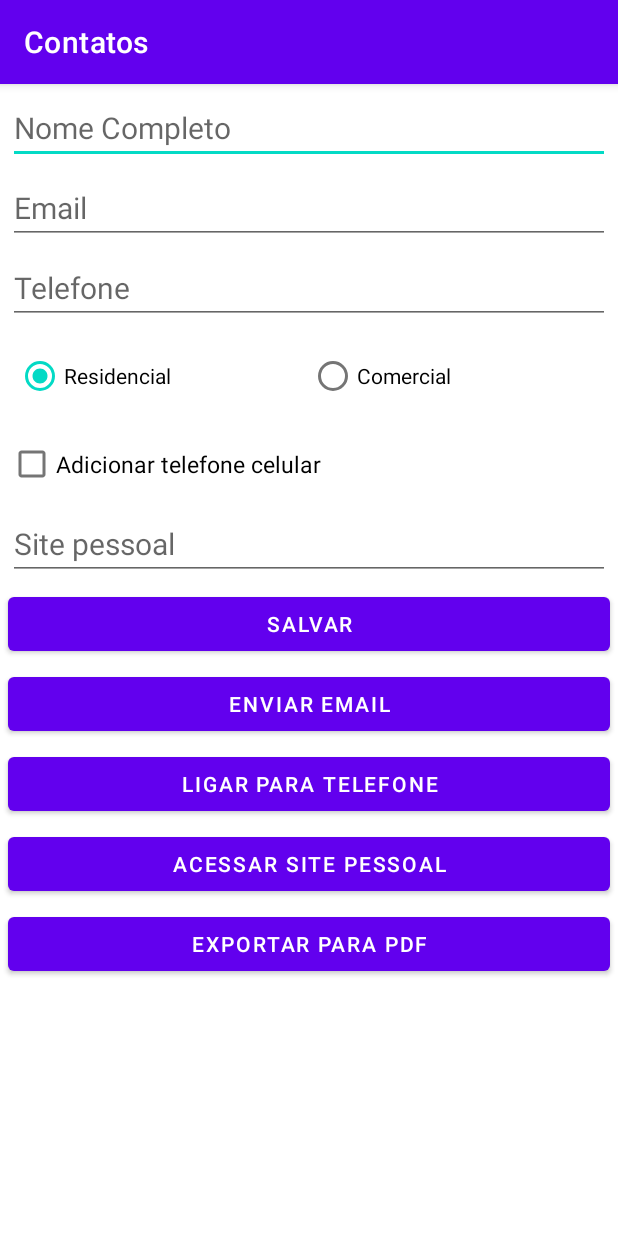
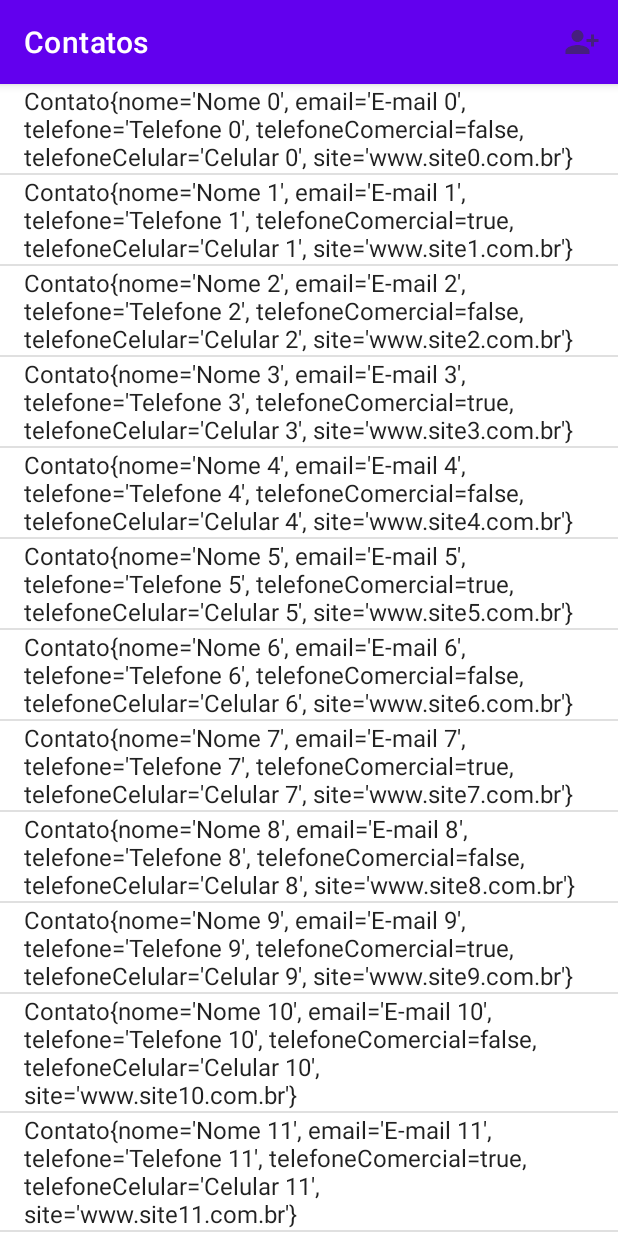
Before and after one commit to FLCampa/Contatos, an Android app: the screen it shows after launch (MainActivity before the commit, ContatosActivity after it), on a phone screen of 412 x 824 dp. Run offline under Robolectric (Android 15) with nearby library versions, the phone set to English and light mode, and no system bars.

Commit message:
Commit Contatos aula 06/05

```diff
--- a/app/src/main/AndroidManifest.xml
+++ b/app/src/main/AndroidManifest.xml
@@ -11,13 +11,14 @@
         android:roundIcon="@mipmap/ic_launcher_round"
         android:supportsRtl="true"
         android:theme="@style/Theme.Contatos">
-        <activity android:name=".MainActivity">
+        <activity android:name=".ContatosActivity">
             <intent-filter>
                 <action android:name="android.intent.action.MAIN" />
 
                 <category android:name="android.intent.category.LAUNCHER" />
             </intent-filter>
         </activity>
+        <activity android:name=".ContatoActivity" />
     </application>
 
 </manifest>
--- /dev/null
+++ b/app/src/main/java/br/edu/ifsp/scl/ads/pdm/contatos/Contato.java
@@ -0,0 +1,85 @@
+package br.edu.ifsp.scl.ads.pdm.contatos;
+
+import java.io.Serializable;
+
+public class Contato implements Serializable {
+
+    private String nome;
+    private String email;
+    private String telefone;
+    private boolean telefoneComercial;
+    private String telefoneCelular;
+    private String site;
+
+    public Contato() {
+    }
+
+    public Contato(String nome, String email, String telefone, boolean telefoneComercial, String telefoneCelular, String site) {
+        this.nome = nome;
+        this.email = email;
+        this.telefone = telefone;
+        this.telefoneComercial = telefoneComercial;
+        this.telefoneCelular = telefoneCelular;
+        this.site = site;
+    }
+
+    public String getNome() {
+        return nome;
+    }
+
+    public void setNome(String nome) {
+        this.nome = nome;
+    }
+
+    public String getEmail() {
+        return email;
+    }
+
+    public void setEmail(String email) {
+        this.email = email;
+    }
+
+    public String getTelefone() {
+        return telefone;
+    }
+
+    public void setTelefone(String telefone) {
+        this.telefone = telefone;
+    }
+
+    public boolean isTelefoneComercial() {
+        return telefoneComercial;
+    }
+
+    public void setTelefoneComercial(boolean telefoneComercial) {
+        this.telefoneComercial = telefoneComercial;
+    }
+
+    public String getTelefoneCelular() {
+        return telefoneCelular;
+    }
+
+    public void setTelefoneCelular(String telefoneCelular) {
+        this.telefoneCelular = telefoneCelular;
+    }
+
+    public String getSite() {
+        return site;
+    }
+
+    public void setSite(String site) {
+        this.site = site;
+    }
+
+    @Override
+    public String toString() {
+        return "Contato{" +
+                "nome='" + nome + '\'' +
+                ", email='" + email + '\'' +
+                ", telefone='" + telefone + '\'' +
+                ", telefoneComercial=" + telefoneComercial +
+                ", telefoneCelular='" + telefoneCelular + '\'' +
+                ", site='" + site + '\'' +
+                '}';
+    }
+}
--- /dev/null
+++ b/app/src/main/java/br/edu/ifsp/scl/ads/pdm/contatos/ContatosActivity.java
@@ -0,0 +1,87 @@
+package br.edu.ifsp.scl.ads.pdm.contatos;
+
+import androidx.annotation.NonNull;
+import androidx.annotation.Nullable;
+import androidx.appcompat.app.AppCompatActivity;
+
+import android.content.Intent;
+import android.os.Bundle;
+import android.view.Menu;
+import android.view.MenuItem;
+import android.widget.ArrayAdapter;
+
+import java.util.ArrayList;
+
+import br.edu.ifsp.scl.ads.pdm.contatos.databinding.ActivityContatosBinding;
+
+public class ContatosActivity extends AppCompatActivity {
+
+    private ActivityContatosBinding activityContatosBinding;
+    private ArrayList<Contato> contatosList;
+    private ArrayAdapter<String> contatosAdapter;
+    private final int NOVO_CONTATO_REQUEST_CODE = 0;
+
+    @Override
+    protected void onCreate(Bundle savedInstanceState) {
+        super.onCreate(savedInstanceState);
+        activityContatosBinding = ActivityContatosBinding.inflate(getLayoutInflater());
+        setContentView(activityContatosBinding.getRoot());
+
+        // instanciar data source
+        contatosList = new ArrayList<>();
+        popularContatosList();
+
+        // instanciar adapter
+        contatosAdapter = new ArrayAdapter(
+                this,
+                android.R.layout.simple_list_item_1, // TextView
+                contatosList
+        );
+
+        // associar adapter com listView
+        activityContatosBinding.contatosLv.setAdapter(contatosAdapter);
+    }
+
+    private void popularContatosList() {
+        for (int i = 0; i < 20; i++) {
+            contatosList.add(
+                    new Contato(
+                            "Nome " + i,
+                            "E-mail " + i,
+                            "Telefone " + i,
+                            ( i % 2 == 0 ) ? false : true,
+                            "Celular " + i,
+                            "www.site" + i + ".com.br"
+                    )
+            );
+        }
+    }
+
+    @Override
+    public boolean onPrepareOptionsMenu(Menu menu) {
+        getMenuInflater().inflate(R.menu.menu_contatos, menu);
+        return true;
+    }
+
+    @Override
+    public boolean onOptionsItemSelected(@NonNull MenuItem item) {
+        if (item.getItemId() == R.id.novoContatoMi) {
+            Intent novoContatoIntent = new Intent(this, ContatoActivity.class);
+            startActivityForResult(novoContatoIntent, NOVO_CONTATO_REQUEST_CODE);
+            return true;
+        }
+        return false;
+    }
+
+    @Override
+    protected void onActivityResult(int requestCode, int resultCode, @Nullable Intent data) {
+        super.onActivityResult(requestCode, resultCode, data);
+        if(requestCode == NOVO_CONTATO_REQUEST_CODE && resultCode == RESULT_OK) {
+            Contato contato = (Contato) data.getSerializableExtra(Intent.EXTRA_USER); // modo sem criar constante
+            if (contato != null) {
+                contatosList.add(contato);
+                contatosAdapter.notifyDataSetChanged(); // notifica o adapter a alteracao no conjunto de dados
+            }
+        }
+    }
+}
--- /dev/null
+++ b/app/src/main/res/drawable-anydpi/ic_novo_contato.xml
@@ -0,0 +1,11 @@
+<vector xmlns:android="http://schemas.android.com/apk/res/android"
+    android:width="24dp"
+    android:height="24dp"
+    android:viewportWidth="24"
+    android:viewportHeight="24"
+    android:tint="#333333"
+    android:alpha="0.6">
+  <path
+      android:fillColor="@android:color/white"
+      android:pathData="M13,8c0,-2.21 -1.79,-4 -4,-4S5,5.79 5,8s1.79,4 4,4S13,10.21 13,8zM15,10v2h3v3h2v-3h3v-2h-3V7h-2v3H15zM1,18v2h16v-2c0,-2.66 -5.33,-4 -8,-4S1,15.34 1,18z"/>
+</vector>
--- a/app/src/main/res/layout/activity_main.xml
+++ b/app/src/main/res/layout/activity_contato.xml
@@ -4,8 +4,10 @@
     xmlns:tools="http://schemas.android.com/tools"
     android:layout_width="match_parent"
     android:layout_height="match_parent"
+    android:orientation="vertical"
+    android:padding="5dp"
     android:fillViewport="true"
-    tools:context=".MainActivity">
+    tools:context=".ContatoActivity">
 
     <androidx.constraintlayout.widget.ConstraintLayout
         android:layout_width="match_parent"
@@ -15,7 +17,8 @@
             android:id="@+id/nomeCompletoEt"
             android:layout_width="match_parent"
             android:layout_height="wrap_content"
-            android:hint="Nome Completo"
+            android:hint="@string/nome_completo"
+            android:inputType="textPersonName"
             android:textSize="20sp"
             android:layout_margin="5dp"
             app:layout_constraintLeft_toLeftOf="parent"
@@ -27,7 +30,7 @@
             android:layout_width="match_parent"
             android:layout_height="wrap_content"
             android:inputType="textEmailAddress"
-            android:hint="Email"
+            android:hint="@string/email"
             android:textSize="20sp"
             android:layout_margin="5dp"
             app:layout_constraintLeft_toLeftOf="parent"
@@ -39,59 +42,42 @@
             android:layout_width="match_parent"
             android:layout_height="wrap_content"
             android:inputType="phone"
-            android:hint="Telefone"
+            android:hint="@string/telefone"
             android:textSize="20sp"
             android:layout_margin="5dp"
             app:layout_constraintLeft_toLeftOf="parent"
             app:layout_constraintRight_toRightOf="parent"
             app:layout_constraintTop_toBottomOf="@id/emailEt" />
 
-        <RadioGroup
-            android:id="@+id/telefoneRg"
+        <Switch
+            android:id="@+id/comercialSw"
             android:layout_width="match_parent"
             android:layout_height="wrap_content"
-            android:gravity="center_horizontal"
-            android:orientation="horizontal"
-            android:padding="5dp"
-            android:layout_margin="5dp"
+            android:hint="@string/comercial"
+            android:textSize="15sp"
+            android:layout_margin="10dp"
             app:layout_constraintLeft_toLeftOf="parent"
             app:layout_constraintRight_toRightOf="parent"
-            app:layout_constraintTop_toBottomOf="@id/telefoneEt">
-
-            <RadioButton
-                android:id="@+id/residencialRb"
-                android:layout_width="match_parent"
-                android:layout_height="wrap_content"
-                android:layout_weight="1"
-                android:checked="true"
-                android:text="Residencial" />
-
-            <RadioButton
-                android:id="@+id/comercialRb"
-                android:layout_width="match_parent"
-                android:layout_height="wrap_content"
-                android:layout_weight="1"
-                android:text="Comercial" />
-
-        </RadioGroup>
+            app:layout_constraintTop_toBottomOf="@id/telefoneEt"
+            tools:ignore="UseSwitchCompatOrMaterialXml" />
 
         <CheckBox
             android:id="@+id/celularCk"
             android:layout_width="match_parent"
             android:layout_height="wrap_content"
             android:onClick="onClickButton"
-            android:text="Adicionar telefone celular"
+            android:text="@string/adicionar_telefone_celular"
             android:textSize="15sp"
             android:layout_margin="5dp"
             app:layout_constraintLeft_toLeftOf="parent"
             app:layout_constraintRight_toRightOf="parent"
-            app:layout_constraintTop_toBottomOf="@id/telefoneRg" />
+            app:layout_constraintTop_toBottomOf="@id/comercialSw" />
 
         <EditText
             android:id="@+id/celularEt"
             android:layout_width="match_parent"
             android:layout_height="wrap_content"
-            android:hint="Celular"
+            android:hint="@string/celular"
             android:inputType="phone"
             android:visibility="gone"
             android:textSize="20sp"
@@ -104,7 +90,7 @@
             android:id="@+id/sitePessoalEt"
             android:layout_width="match_parent"
             android:layout_height="wrap_content"
-            android:hint="Site pessoal"
+            android:hint="@string/site_pessoal"
             android:textSize="20sp"
             android:layout_margin="5dp"
             app:layout_constraintLeft_toLeftOf="parent"
@@ -116,7 +102,7 @@
             android:layout_width="match_parent"
             android:layout_height="wrap_content"
             android:onClick="onClickButton"
-            android:text="Salvar"
+            android:text="@string/salvar"
             android:layout_margin="5dp"
             app:layout_constraintLeft_toLeftOf="parent"
             app:layout_constraintRight_toRightOf="parent"
@@ -127,7 +113,7 @@
             android:layout_width="match_parent"
             android:layout_height="wrap_content"
             android:onClick="onClickButton"
-            android:text="Enviar email"
+            android:text="@string/enviar_email"
             android:layout_margin="5dp"
             app:layout_constraintLeft_toLeftOf="parent"
             app:layout_constraintRight_toRightOf="parent"
@@ -138,7 +124,7 @@
             android:layout_width="match_parent"
             android:layout_height="wrap_content"
             android:onClick="onClickButton"
-            android:text="Ligar para telefone"
+            android:text="@string/ligar_para_telefone"
             android:layout_margin="5dp"
             app:layout_constraintLeft_toLeftOf="parent"
             app:layout_constraintRight_toRightOf="parent"
@@ -149,7 +135,7 @@
             android:layout_width="match_parent"
             android:layout_height="wrap_content"
             android:onClick="onClickButton"
-            android:text="Acessar site pessoal"
+            android:text="@string/acessar_site_pessoal"
             android:layout_margin="5dp"
             app:layout_constraintLeft_toLeftOf="parent"
             app:layout_constraintRight_toRightOf="parent"
@@ -160,7 +146,7 @@
             android:layout_width="match_parent"
             android:layout_height="wrap_content"
             android:onClick="onClickButton"
-            android:text="Exportar para PDF"
+            android:text="@string/exportar_para_pdf"
             android:layout_margin="5dp"
             app:layout_constraintLeft_toLeftOf="parent"
             app:layout_constraintRight_toRightOf="parent"
--- /dev/null
+++ b/app/src/main/res/layout/activity_contatos.xml
@@ -0,0 +1,10 @@
+<?xml version="1.0" encoding="utf-8"?>
+<ListView xmlns:android="http://schemas.android.com/apk/res/android"
+    xmlns:app="http://schemas.android.com/apk/res-auto"
+    xmlns:tools="http://schemas.android.com/tools"
+    android:layout_width="match_parent"
+    android:layout_height="match_parent"
+    android:id="@+id/contatosLv"
+    tools:context=".ContatosActivity">
+
+</ListView>
--- /dev/null
+++ b/app/src/main/res/menu/menu_contatos.xml
@@ -0,0 +1,10 @@
+<?xml version="1.0" encoding="utf-8"?>
+<menu xmlns:android="http://schemas.android.com/apk/res/android"
+    xmlns:app="http://schemas.android.com/apk/res-auto">
+
+    <item
+        android:id="@+id/novoContatoMi"
+        android:title="Novo contato"
+        android:icon="@drawable/ic_novo_contato"
+        app:showAsAction="ifRoom" />
+</menu>
```
Also changed, not shown: app/src/main/java/br/edu/ifsp/scl/ads/pdm/contatos/ContatoActivity.java (added, +98 -0 lines), app/src/main/java/br/edu/ifsp/scl/ads/pdm/contatos/MainActivity.java (deleted, +0 -73 lines), app/src/main/res/values/strings.xml (+12 -0 lines), app/src/main/res/drawable-hdpi/ic_novo_contato.png (added), app/src/main/res/drawable-mdpi/ic_novo_contato.png (added), app/src/main/res/drawable-xhdpi/ic_novo_contato.png (added), app/src/main/res/drawable-xxhdpi/ic_novo_contato.png (added).
